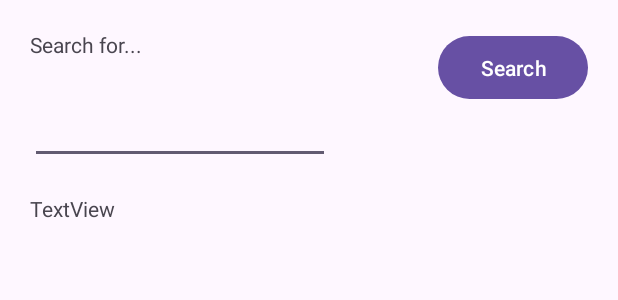
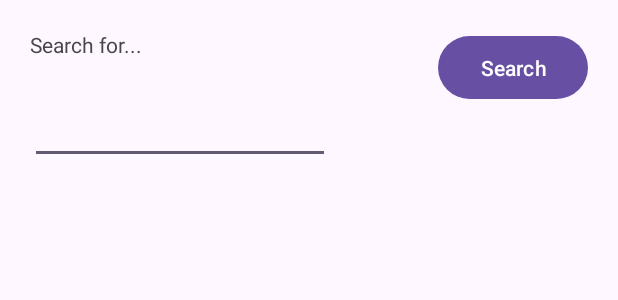
Before and after one commit to marblekettle/Munchi, an Android app: the layout fragment_search.xml on its own in the app's theme, with its tools: preview values and no code run, on a phone screen of 412 x 824 dp. Shown: the top 300 px of the screen. Run offline under Robolectric (Android 15) with nearby library versions, the phone set to English and light mode, and no system bars.

Commit message:
fix: Removed test layout

```diff
--- a/app/build.gradle
+++ b/app/build.gradle
@@ -35,6 +35,7 @@ dependencies {
     implementation 'androidx.constraintlayout:constraintlayout:2.1.4'
     implementation 'androidx.navigation:navigation-fragment:2.7.5'
     implementation 'androidx.navigation:navigation-ui:2.7.5'
+    implementation 'androidx.legacy:legacy-support-v4:1.0.0'
     testImplementation 'junit:junit:4.13.2'
     androidTestImplementation 'androidx.test.ext:junit:1.1.5'
     androidTestImplementation 'androidx.test.espresso:espresso-core:3.5.1'
--- a/app/src/main/java/com/example/munchi/SearchFragment.java
+++ b/app/src/main/java/com/example/munchi/SearchFragment.java
@@ -59,7 +59,6 @@ public class SearchFragment extends Fragment {
         View view = inflater.inflate(R.layout.fragment_search, container, false);
         btnSearch = view.findViewById(R.id.buttonSearch);
         txtSearch = view.findViewById(R.id.textSearch);
-        txtApply = view.findViewById(R.id.textApply);
         btnSearch.setOnClickListener(new View.OnClickListener() {
             @Override
             public void onClick(View v) {
--- a/app/src/main/res/layout/fragment_search.xml
+++ b/app/src/main/res/layout/fragment_search.xml
@@ -41,15 +41,5 @@
             app:layout_constraintStart_toStartOf="parent"
             app:layout_constraintTop_toTopOf="parent" />
 
-        <TextView
-            android:id="@+id/textApply"
-            android:layout_width="350dp"
-            android:layout_height="100dp"
-            android:layout_marginStart="20dp"
-            android:layout_marginTop="20dp"
-            android:text="TextView"
-            app:layout_constraintStart_toStartOf="parent"
-            app:layout_constraintTop_toBottomOf="@+id/textSearch" />
-
     </androidx.constraintlayout.widget.ConstraintLayout>
 </FrameLayout>
```
Also changed, not shown: app/src/main/java/com/example/munchi/MainActivity.java (+4 -18 lines), app/src/main/res/layout/activity_main.xml (+0 -22 lines).
